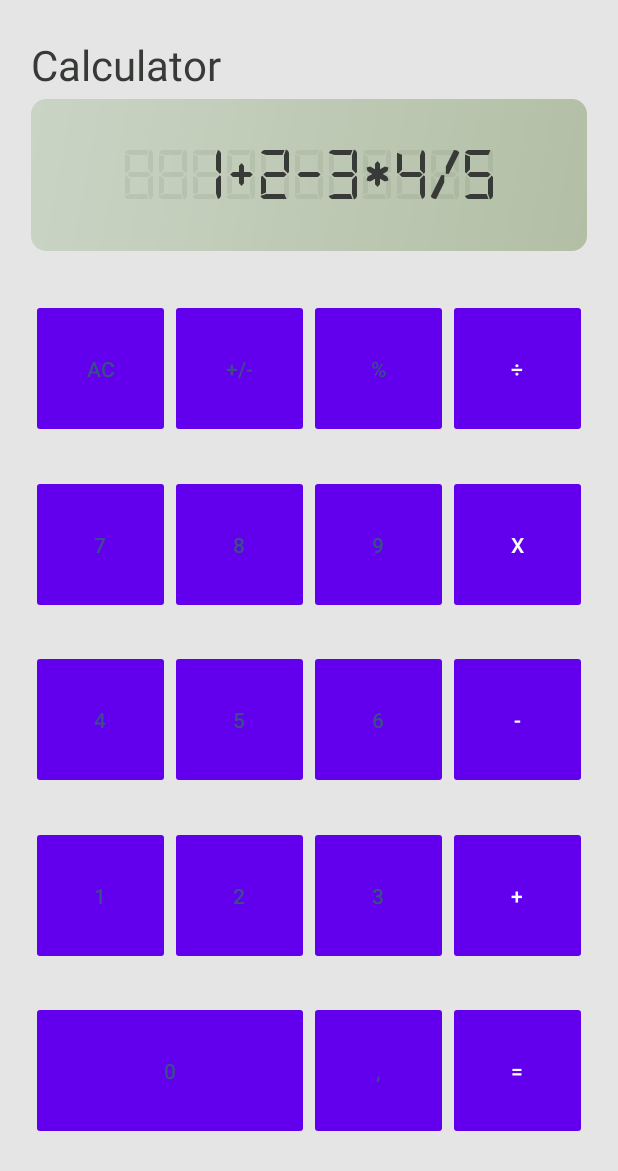
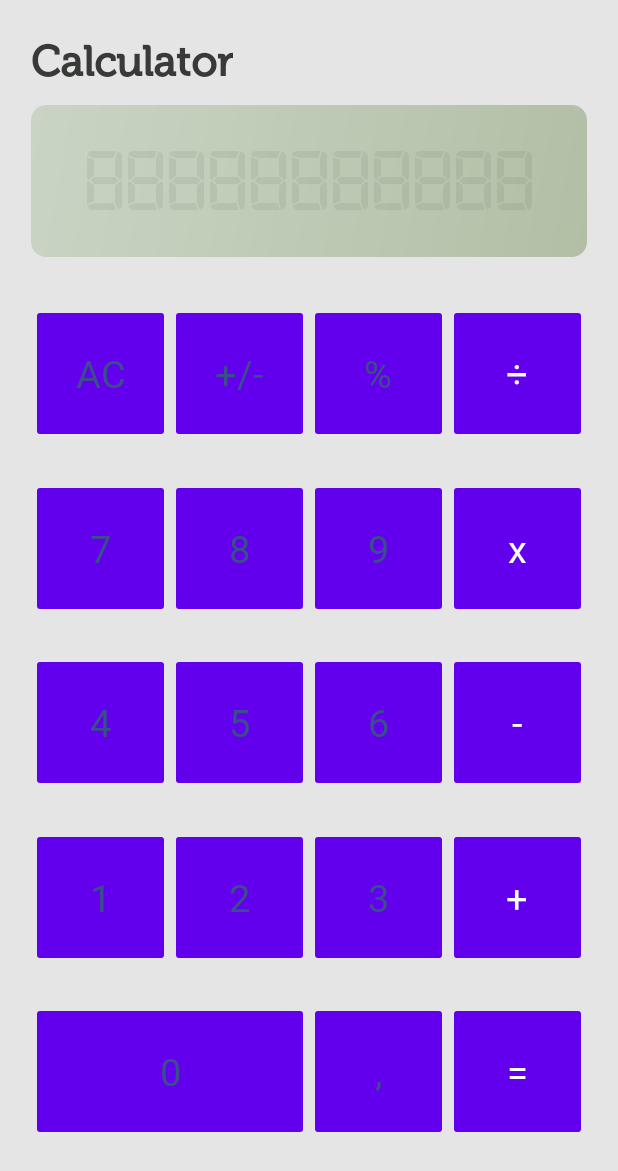
Before and after one commit to pavelapk/Calculator, an Android app: the screen it shows after launch (MainActivity), on a phone screen of 412 x 824 dp. Shown: the top 1171 px of the screen. Run offline under Robolectric (Android 15) with nearby library versions, the phone set to English and light mode, and no system bars; plain views replace NeumorphButton.

Commit message:
improve ui

```diff
--- a/app/src/main/java/ru/pavelapk/calculator/MainActivity.kt
+++ b/app/src/main/java/ru/pavelapk/calculator/MainActivity.kt
@@ -40,7 +40,7 @@ class MainActivity : AppCompatActivity() {
 
     fun onDigitClick(v: View) {
         v as Button
-        if (currentNumber.length < 11) {
+        if (currentNumber.length < 10) {
             when (v.text) {
                 "," -> {
                     if (!isComma) {
@@ -77,7 +77,7 @@ class MainActivity : AppCompatActivity() {
     private fun chooseOperation(o: CharSequence) = when (o) {
         "+" -> '+'
         "-" -> '-'
-        "X" -> '*'
+        "x" -> '*'
         "÷" -> '/'
         else -> 0.toChar()
     }
@@ -104,36 +104,46 @@ class MainActivity : AppCompatActivity() {
         }
     }
 
-    private fun setTextNumWithOper() {
+    private fun printNumWithOper() {
         tv_numbers.text =
             decimalFormat.format(firstNumber) + operation
+    }
+
+    private fun printNum() {
+        currentNumber = decimalFormat.format(firstNumber)
+        if (currentNumber.length > 10) {
+            clear()
+            tv_numbers.text = getString(R.string.error)
+        } else {
+            tv_numbers.text = currentNumber
+        }
     }
 
     fun onOperationClick(v: View) {
         v as Button
         when (v.text) {
             "AC" -> allClear()
-            "+", "-", "X", "÷" -> {
+            "+", "-", "x", "÷" -> {
                 when (state) {
                     STATE_FIRST -> {
                         operation = chooseOperation(v.text)
                         if (currentNumber.isNotEmpty()) {
                             firstNumber = currentNumber.toDouble()
                             clear()
-                            setTextNumWithOper()
+                            printNumWithOper()
                             state = STATE_OPERATION
                         }
                     }
                     STATE_OPERATION -> {
                         operation = chooseOperation(v.text)
-                        setTextNumWithOper()
+                        printNumWithOper()
                     }
                     STATE_SECOND -> {
                         if (currentNumber.isNotEmpty()) {
                             calculate()
                             clear()
                             operation = chooseOperation(v.text)
-                            setTextNumWithOper()
+                            printNumWithOper()
                             state = STATE_OPERATION
                         }
                     }
@@ -142,14 +152,8 @@ class MainActivity : AppCompatActivity() {
             "=" -> {
                 if (currentNumber.isNotEmpty() && state == STATE_SECOND) {
                     calculate()
-                    currentNumber = decimalFormat.format(firstNumber)
-                    if (currentNumber.length > 11) {
-                        clear()
-                        tv_numbers.text = getString(R.string.error)
-                    } else {
-                        tv_numbers.text = currentNumber
-                        state = STATE_FIRST
-                    }
+                    printNum()
+                    state = STATE_FIRST
                 }
             }
             "+/-" -> {
@@ -161,14 +165,8 @@ class MainActivity : AppCompatActivity() {
             "%" -> {
                 if (currentNumber.isNotEmpty() && state == STATE_SECOND) {
                     calculateWithPercent()
-                    currentNumber = decimalFormat.format(firstNumber)
-                    if (currentNumber.length > 11) {
-                        clear()
-                        tv_numbers.text = getString(R.string.error)
-                    } else {
-                        tv_numbers.text = currentNumber
-                        state = STATE_FIRST
-                    }
+                    printNum()
+                    state = STATE_FIRST
                 }
             }
             else -> Toast.makeText(this, v.text, Toast.LENGTH_SHORT).show()
--- a/app/src/main/res/layout/activity_main.xml
+++ b/app/src/main/res/layout/activity_main.xml
@@ -12,8 +12,10 @@
         style="@style/Widget.Neumorph.WhiteButton"
         android:layout_width="0dp"
         android:layout_height="0dp"
+        android:lines="1"
         android:onClick="onDigitClick"
         android:text="0"
+        android:textAppearance="@style/buttonText"
         app:layout_constraintBottom_toBottomOf="@id/bottom_guideline"
         app:layout_constraintDimensionRatio="2:1"
         app:layout_constraintEnd_toStartOf="@id/b_comma"
@@ -28,8 +30,10 @@
         style="@style/Widget.Neumorph.WhiteButton"
         android:layout_width="0dp"
         android:layout_height="0dp"
+        android:lines="1"
         android:onClick="onDigitClick"
         android:text="3"
+        android:textAppearance="@style/buttonText"
         app:layout_constraintBottom_toTopOf="@+id/b_comma"
         app:layout_constraintDimensionRatio="1:1"
         app:layout_constraintEnd_toStartOf="@+id/b_plus"
@@ -43,8 +47,10 @@
         style="@style/Widget.Neumorph.BlueButton"
         android:layout_width="0dp"
         android:layout_height="0dp"
+        android:lines="1"
         android:onClick="onOperationClick"
         android:text="="
+        android:textAppearance="@style/buttonText"
         app:layout_constraintBottom_toBottomOf="@id/bottom_guideline"
         app:layout_constraintDimensionRatio="1:1"
         app:layout_constraintEnd_toEndOf="@id/right_guideline"
@@ -60,8 +66,10 @@
         android:layout_width="0dp"
         android:layout_height="0dp"
         android:layout_marginTop="8dp"
+        android:lines="1"
         android:onClick="onOperationClick"
         android:text="%"
+        android:textAppearance="@style/buttonText"
         app:layout_constraintBottom_toTopOf="@+id/b_9"
         app:layout_constraintDimensionRatio="1:1"
         app:layout_constraintEnd_toStartOf="@+id/b_div"
@@ -76,8 +84,11 @@
         android:layout_width="0dp"
         android:layout_height="0dp"
         android:layout_marginTop="8dp"
+        android:lines="1"
         android:onClick="onOperationClick"
         android:text="÷"
+        android:textAlignment="center"
+        android:textAppearance="@style/buttonText"
         app:layout_constraintBottom_toTopOf="@+id/b_mult"
         app:layout_constraintDimensionRatio="1:1"
         app:layout_constraintEnd_toEndOf="@id/right_guideline"
@@ -92,8 +103,12 @@
         android:layout_width="0dp"
         android:layout_height="0dp"
         android:layout_marginTop="8dp"
+        android:lines="1"
         android:onClick="onOperationClick"
+        android:singleLine="false"
         android:text="AC"
+        android:textAlignment="center"
+        android:textAppearance="@style/buttonText"
         app:layout_constraintBottom_toTopOf="@+id/b_7"
         app:layout_constraintDimensionRatio="1:1"
         app:layout_constraintEnd_toStartOf="@+id/b_plusminus"
@@ -108,9 +123,11 @@
         android:layout_width="0dp"
         android:layout_height="0dp"
         android:layout_marginTop="8dp"
+        android:lines="1"
+
         android:onClick="onOperationClick"
         android:text="+/-"
-
+        android:textAppearance="@style/buttonText"
         app:layout_constraintBottom_toTopOf="@+id/b_8"
         app:layout_constraintDimensionRatio="1:1"
         app:layout_constraintEnd_toStartOf="@+id/b_percent"
@@ -124,8 +141,10 @@
         style="@style/Widget.Neumorph.WhiteButton"
         android:layout_width="0dp"
         android:layout_height="0dp"
+        android:lines="1"
         android:onClick="onDigitClick"
         android:text="9"
+        android:textAppearance="@style/buttonText"
         app:layout_constraintBottom_toTopOf="@+id/b_6"
         app:layout_constraintDimensionRatio="1:1"
         app:layout_constraintEnd_toStartOf="@+id/b_mult"
@@ -139,8 +158,10 @@
         style="@style/Widget.Neumorph.WhiteButton"
         android:layout_width="0dp"
         android:layout_height="0dp"
+        android:lines="1"
         android:onClick="onDigitClick"
         android:text="1"
+        android:textAppearance="@style/buttonText"
         app:layout_constraintBottom_toTopOf="@+id/b_0"
         app:layout_constraintDimensionRatio="1:1"
         app:layout_constraintEnd_toStartOf="@+id/b_2"
@@ -154,8 +175,10 @@
         style="@style/Widget.Neumorph.WhiteButton"
         android:layout_width="0dp"
         android:layout_height="0dp"
+        android:lines="1"
         android:onClick="onDigitClick"
         android:text="5"
+        android:textAppearance="@style/buttonText"
         app:layout_constraintBottom_toTopOf="@+id/b_2"
         app:layout_constraintDimensionRatio="1:1"
         app:layout_constraintEnd_toStartOf="@+id/b_6"
@@ -169,8 +192,10 @@
         style="@style/Widget.Neumorph.WhiteButton"
         android:layout_width="0dp"
         android:layout_height="0dp"
+        android:lines="1"
         android:onClick="onDigitClick"
         android:text="2"
+        android:textAppearance="@style/buttonText"
         app:layout_constraintBottom_toTopOf="@id/b_0"
         app:layout_constraintDimensionRatio="1:1"
         app:layout_constraintEnd_toStartOf="@+id/b_3"
@@ -184,8 +209,10 @@
         style="@style/Widget.Neumorph.BlueButton"
         android:layout_width="0dp"
         android:layout_height="0dp"
+        android:lines="1"
         android:onClick="onOperationClick"
         android:text="+"
+        android:textAppearance="@style/buttonText"
         app:layout_constraintBottom_toTopOf="@+id/b_equally"
         app:layout_constraintDimensionRatio="1:1"
         app:layout_constraintEnd_toEndOf="@id/right_guideline"
@@ -199,8 +226,10 @@
         style="@style/Widget.Neumorph.WhiteButton"
         android:layout_width="0dp"
         android:layout_height="0dp"
+        android:lines="1"
         android:onClick="onDigitClick"
         android:text=","
+        android:textAppearance="@style/buttonText"
         app:layout_constraintBottom_toBottomOf="@id/bottom_guideline"
         app:layout_constraintDimensionRatio="1:1"
         app:layout_constraintEnd_toStartOf="@+id/b_equally"
@@ -215,8 +244,10 @@
         style="@style/Widget.Neumorph.WhiteButton"
         android:layout_width="0dp"
         android:layout_height="0dp"
+        android:lines="1"
         android:onClick="onDigitClick"
         android:text="4"
+        android:textAppearance="@style/buttonText"
         app:layout_constraintBottom_toTopOf="@+id/b_1"
         app:layout_constraintDimensionRatio="1:1"
         app:layout_constraintEnd_toStartOf="@+id/b_5"
@@ -230,8 +261,10 @@
         style="@style/Widget.Neumorph.BlueButton"
         android:layout_width="0dp"
         android:layout_height="0dp"
+        android:lines="1"
         android:onClick="onOperationClick"
-        android:text="X"
+        android:text="x"
+        android:textAppearance="@style/buttonText"
         app:layout_constraintBottom_toTopOf="@+id/b_minus"
         app:layout_constraintDimensionRatio="1:1"
         app:layout_constraintEnd_toEndOf="@id/right_guideline"
@@ -245,8 +278,10 @@
         style="@style/Widget.Neumorph.BlueButton"
         android:layout_width="0dp"
         android:layout_height="0dp"
+        android:lines="1"
         android:onClick="onOperationClick"
         android:text="-"
+        android:textAppearance="@style/buttonText"
         app:layout_constraintBottom_toTopOf="@+id/b_plus"
         app:layout_constraintDimensionRatio="1:1"
         app:layout_constraintEnd_toEndOf="@id/right_guideline"
@@ -260,8 +295,10 @@
         style="@style/Widget.Neumorph.WhiteButton"
         android:layout_width="0dp"
         android:layout_height="0dp"
+        android:lines="1"
         android:onClick="onDigitClick"
         android:text="7"
+        android:textAppearance="@style/buttonText"
         app:layout_constraintBottom_toTopOf="@+id/b_4"
         app:layout_constraintDimensionRatio="1:1"
         app:layout_constraintEnd_toStartOf="@+id/b_8"
@@ -275,8 +312,10 @@
         style="@style/Widget.Neumorph.WhiteButton"
         android:layout_width="0dp"
         android:layout_height="0dp"
+        android:lines="1"
         android:onClick="onDigitClick"
         android:text="8"
+        android:textAppearance="@style/buttonText"
         app:layout_constraintBottom_toTopOf="@+id/b_5"
         app:layout_constraintDimensionRatio="1:1"
         app:layout_constraintEnd_toStartOf="@+id/b_9"
@@ -290,8 +329,10 @@
         style="@style/Widget.Neumorph.WhiteButton"
         android:layout_width="0dp"
         android:layout_height="0dp"
+        android:lines="1"
         android:onClick="onDigitClick"
         android:text="6"
+        android:textAppearance="@style/buttonText"
         app:layout_constraintBottom_toTopOf="@+id/b_3"
         app:layout_constraintDimensionRatio="1:1"
         app:layout_constraintEnd_toStartOf="@+id/b_minus"
@@ -305,9 +346,11 @@
         android:layout_width="wrap_content"
         android:layout_height="wrap_content"
         android:layout_marginTop="8dp"
+        android:fontFamily="@font/museo"
         android:text="@string/calculator"
         android:textColor="@color/header_text"
         android:textSize="28sp"
+        android:textStyle="bold"
         android:typeface="normal"
         app:layout_constraintEnd_toStartOf="@+id/right_guideline"
         app:layout_constraintHorizontal_bias="0.0"
@@ -318,7 +361,7 @@
         android:id="@+id/screen"
         android:layout_width="0dp"
         android:layout_height="0dp"
-        android:layout_marginTop="4dp"
+        android:layout_marginTop="12dp"
         android:background="@drawable/ic_screen"
         app:layout_constraintDimensionRatio="H,366:100"
         app:layout_constraintEnd_toStartOf="@+id/right_guideline"
@@ -360,10 +403,10 @@
         android:layout_height="wrap_content"
         android:layout_margin="12dp"
         android:fontFamily="@font/digi"
-        android:text="88888888888"
+        android:text="@string/screen_placeholder"
         android:textAlignment="center"
         android:textColor="#14373A37"
-        android:textSize="50sp"
+        android:textSize="60sp"
         app:layout_constraintBottom_toBottomOf="@+id/screen"
         app:layout_constraintEnd_toEndOf="@+id/screen"
         app:layout_constraintStart_toStartOf="@id/screen"
@@ -374,10 +417,9 @@
         android:layout_width="wrap_content"
         android:layout_height="wrap_content"
         android:fontFamily="@font/digi"
-        android:text="1+2-3*4/5"
         android:textAlignment="center"
         android:textColor="#373A37"
-        android:textSize="50sp"
+        android:textSize="60sp"
         app:layout_constraintBottom_toBottomOf="@+id/tv_bg_numbers"
         app:layout_constraintEnd_toEndOf="@+id/tv_bg_numbers"
         app:layout_constraintTop_toTopOf="@+id/tv_bg_numbers" />
--- a/app/src/main/res/values/strings.xml
+++ b/app/src/main/res/values/strings.xml
@@ -2,4 +2,5 @@
     <string name="app_name">Calculator</string>
     <string name="calculator">Calculator</string>
     <string name="error">error</string>
+    <string name="screen_placeholder">88888888888</string>
 </resources>
--- a/app/src/main/res/values/styles.xml
+++ b/app/src/main/res/values/styles.xml
@@ -10,16 +10,13 @@
         <item name="android:textAppearance">?android:attr/textAppearanceButton</item>
         <item name="android:minHeight">100dip</item>
         <item name="android:minWidth">100dip</item>
-        <item name="android:paddingLeft">@dimen/design_btn_padding_left</item>
-        <item name="android:paddingRight">@dimen/design_btn_padding_right</item>
-        <item name="android:paddingTop">@dimen/design_btn_padding_top</item>
-        <item name="android:paddingBottom">@dimen/design_btn_padding_bottom</item>
+        <item name="android:padding">0dp</item>
         <item name="android:stateListAnimator">@animator/button_state_list_anim_neumorph</item>
         <item name="android:focusable">true</item>
         <item name="android:clickable">true</item>
         <item name="android:gravity">center_vertical|center_horizontal</item>
-        <item name="neumorph_inset">@dimen/design_default_inset</item>
-        <item name="neumorph_shadowElevation">5dp</item>
+        <item name="neumorph_inset">8dp</item>
+        <item name="neumorph_shadowElevation">4dp</item>
         <item name="neumorph_shadowColorLight">#F2FFFFFF</item>
         <item name="neumorph_shadowColorDark">#0F3754AA</item>
         <item name="neumorph_shapeType">flat</item>
@@ -36,4 +33,10 @@
         <item name="android:textColor">#FFFFFF</item>
     </style>
 
+    <style name="buttonText">
+        <item name="android:typeface">normal</item>
+        <item name="fontFamily">@font/montserrat</item>
+        <item name="android:textSize">25sp</item>
+    </style>
+
 </resources>
```
Also changed, not shown: app/src/main/res/font/museo.otf (added).
